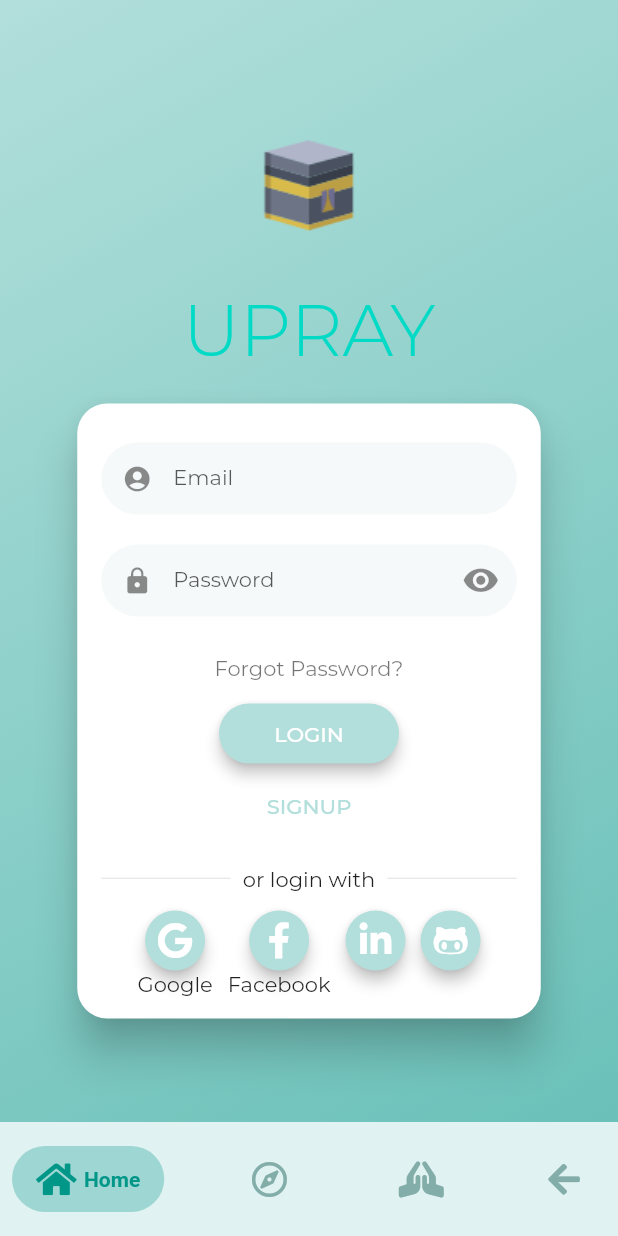
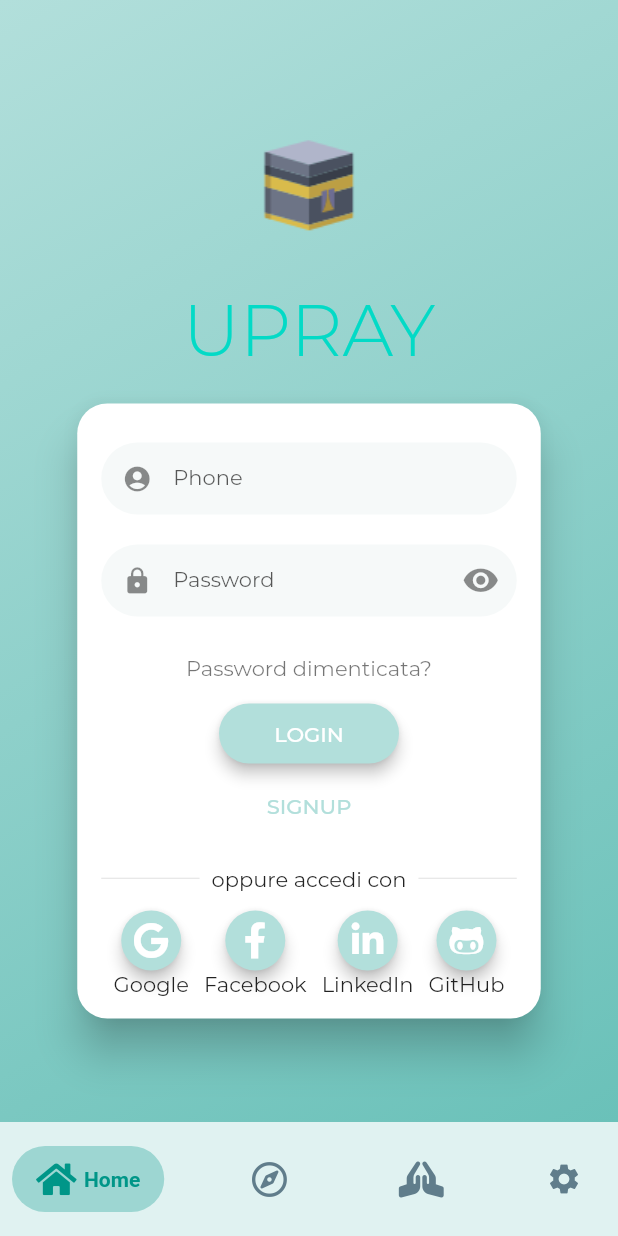
Before and after one commit to om4rr4mo/X_UPray, a Flutter app: the screen it shows after launch, swiped to page 3, on a phone screen of 412 x 824 dp. Run offline on Flutter 3.47's test engine with Material 2 defaults, Android fonts, the phone set to English and light mode, and no system bars; drawn by our look-alikes of flutter_login, salomon_bottom_bar; our stand-ins replace after_layout, flutter_compass, font_awesome_flutter, geolocator, location, lottie and 1 more; missing offline and left inert: android_intent, geocoder; project files that could hold a hidden picture were left out.

Commit message:
[mg][fixed] trackerPage e login (solo grafica, no firebase)

```diff
--- a/lib/Utility/TGBL.dart
+++ b/lib/Utility/TGBL.dart
@@ -64,3 +64,10 @@ Future<bool> handlePermission() async {
 
   return true;
 }
+
+bool loggedIn = false;
+
+var users = const {
+  'dribbble@gmail.com': '12345',
+  'hunter@gmail.com': 'hunter',
+};
--- a/lib/components/navigation_bar.dart
+++ b/lib/components/navigation_bar.dart
@@ -34,6 +34,7 @@ class _HomeNavigationBarState extends State<HomeNavigationBar> {
     return Padding(
       padding: const EdgeInsets.symmetric(vertical: 8.0),
       child: SalomonBottomBar(
+        unselectedItemColor: Colors.blueGrey,
         duration: Duration(milliseconds: 300),
         curve: Curves.linear,
         selectedColorOpacity: 0.3,
@@ -62,7 +63,7 @@ class _HomeNavigationBarState extends State<HomeNavigationBar> {
 
           /// Profile
           SalomonBottomBarItem(
-            icon: const Icon(FontAwesomeIcons.arrowLeft),
+            icon: const Icon(Icons.settings),
             title: const Text("Impostazioni"),
             selectedColor: Colors.teal,
           ),
--- a/lib/pages/tracker_page.dart
+++ b/lib/pages/tracker_page.dart
@@ -1,14 +1,16 @@
 import 'package:flutter/material.dart';
 import 'package:flutter_login/flutter_login.dart';
 import 'package:font_awesome_flutter/font_awesome_flutter.dart';
-import 'package:prayers/pages/home_page.dart';
+import 'package:prayers/Utility/TGBL.dart';
 
-const users = const {
-  'dribbble@gmail.com': '12345',
-  'hunter@gmail.com': 'hunter',
-};
+class TrackerPage extends StatefulWidget {
+  const TrackerPage({Key? key}) : super(key: key);
 
-class TrackerPage extends StatelessWidget {
+  @override
+  State<TrackerPage> createState() => _TrackerPageState();
+}
+
+class _TrackerPageState extends State<TrackerPage> {
   Duration get loginTime => Duration(milliseconds: 2250);
 
   Future<String?> _authUser(LoginData data) {
@@ -43,7 +45,21 @@ class TrackerPage extends StatelessWidget {
 
   @override
   Widget build(BuildContext context) {
+    if (loggedIn)
+      return Scaffold(
+        body: SafeArea(
+          child: Center(
+            child: Text("TRACKER"),
+          ),
+        ),
+      );
+    else
       return FlutterLogin(
+        messages: LoginMessages(
+          forgotPasswordButton: "Password dimenticata?",
+          providersTitleFirst: "oppure accedi con",
+        ),
+        userType: LoginUserType.phone,
         disableCustomPageTransformer: true,
         title: 'UPRAY',
         logo: AssetImage('assets/images/mecca.png'),
@@ -72,6 +88,7 @@ class TrackerPage extends StatelessWidget {
           ),
           LoginProvider(
             icon: FontAwesomeIcons.linkedinIn,
+            label: "LinkedIn",
             callback: () async {
               debugPrint('start linkdin sign in');
               await Future.delayed(loginTime);
@@ -81,6 +98,7 @@ class TrackerPage extends StatelessWidget {
           ),
           LoginProvider(
             icon: FontAwesomeIcons.githubAlt,
+            label: "GitHub",
             callback: () async {
               debugPrint('start github sign in');
               await Future.delayed(loginTime);
@@ -90,9 +108,12 @@ class TrackerPage extends StatelessWidget {
           ),
         ],
         onSubmitAnimationCompleted: () {
-        Navigator.of(context).pushReplacement(MaterialPageRoute(
-          builder: (context) => HomePage(),
-        ));
+          setState(() {
+            loggedIn = true;
+          });
+          // Navigator.of(context).pushReplacement(MaterialPageRoute(
+          //   builder: (context) => TrackerPage(),
+          // ));
         },
         onRecoverPassword: _recoverPassword,
       );
```
Also changed, not shown: lib/pages/home_page.dart (+0 -7 lines), lib/pages/prayers_page.dart (+0 -8 lines), lib/pages/settings_page.dart (+10 -3 lines), 1 other file. Lines whose indentation alone changed are shown as unchanged.
